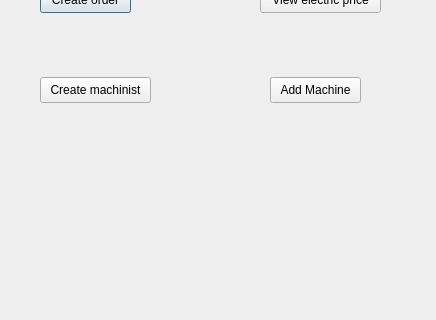
First picture: the form in Main_menu.ui, repository Simlebo/Project_3BM, before the edit; both pictures show x 0 to 436 and y 103 to 423 of the 436 by 525 pixel window.
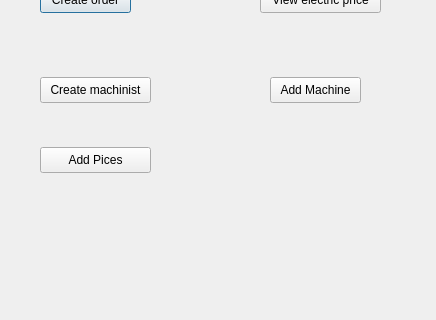
Second picture: the form after the edit.

Commit message: Add 'Add Pieces' button to main menu UI

```diff
--- a/Main_menu.ui
+++ b/Main_menu.ui
@@ -91,6 +91,19 @@
     <string>TextLabel</string>
    </property>
   </widget>
+  <widget class="QPushButton" name="Add_pieces">
+   <property name="geometry">
+    <rect>
+     <x>40</x>
+     <y>250</y>
+     <width>111</width>
+     <height>26</height>
+    </rect>
+   </property>
+   <property name="text">
+    <string>Add Pices</string>
+   </property>
+  </widget>
  </widget>
  <resources/>
  <connections/>
```
